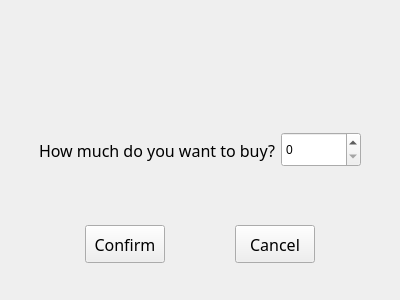
This is form/buy.ui in soda92/beijing_fushengji_rewrite as Qt 5 draws it before an edit. The edited form follows.
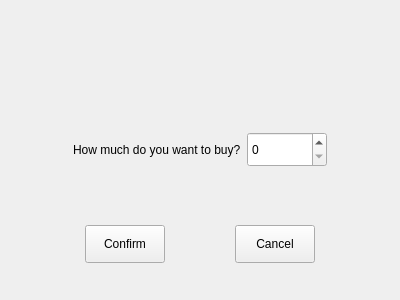
This is the edited form.

The edit to the form file:
```diff
--- a/form/buy.ui
+++ b/form/buy.ui
@@ -13,11 +13,6 @@
   <property name="windowTitle">
    <string>How many do you want to buy?</string>
   </property>
-  <property name="styleSheet">
-   <string notr="true">QLabel, QPushButton, QTextBrowser, QAction, QMenu, QHeaderView, QStandardItem {
-                font: 12pt MiSans;
-}</string>
-  </property>
   <layout class="QVBoxLayout" name="verticalLayout">
    <item>
     <widget class="QLabel" name="label">
```
